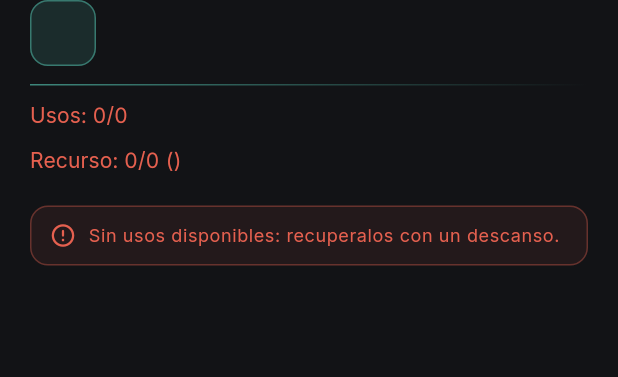
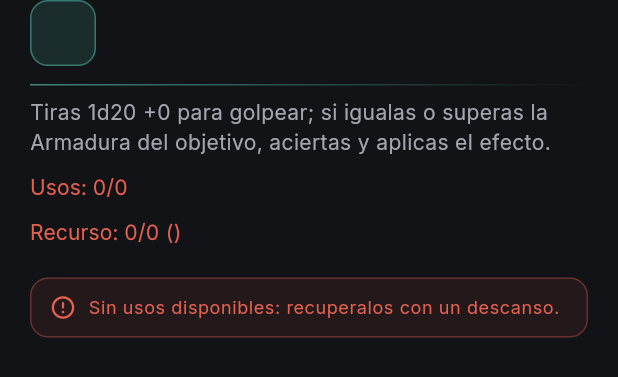
Before and after one commit to TheIronfoxX/EasyDnD, a Flutter app: the ResolutionSheet widget shown alone on an empty page, opened directly with empty values, on a phone screen of 412 x 824 dp. Shown: the top 377 px of the screen. Run offline on Flutter 3.47's test engine with Material 3 defaults, Android fonts, the phone set to English and light mode, and no system bars; our stand-ins replace file_picker, image_picker, shared_preferences; accounts and stored records are empty.

Commit message:
feat(hud): beginner-friendly roll breakdown in resolution sheet
La hoja de tirada abre con una frase en español llano (qué se tira, contra
qué y qué sigue). Tests de la explicación; CLAUDE.md al día con el HUD.

Co-Authored-By: Claude Sonnet 5.5 <noreply@anthropic.com>

```diff
--- a/lib/features/hud/hud_resolution_sheet.dart
+++ b/lib/features/hud/hud_resolution_sheet.dart
@@ -551,6 +551,7 @@ class _ResolutionSheetState extends State<ResolutionSheet> {
       crossAxisAlignment: CrossAxisAlignment.stretch,
       children: [
         _SheetHeader(action: action, tone: _tone),
+        _RollExplanation(action: action),
         if (action.isSavingThrow) ...[
           const SizedBox(height: AppSpacing.lg),
           _Banner(
@@ -836,6 +837,7 @@ class _ResolutionSheetState extends State<ResolutionSheet> {
       crossAxisAlignment: CrossAxisAlignment.stretch,
       children: [
         _SheetHeader(action: _action, tone: _tone),
+        _RollExplanation(action: _action),
         if (_action.usesSpellSlot) ...[
           const SizedBox(height: 2),
           Text(
@@ -976,6 +978,7 @@ class _ResolutionSheetState extends State<ResolutionSheet> {
       crossAxisAlignment: CrossAxisAlignment.stretch,
       children: [
         _SheetHeader(action: _action, tone: _tone),
+        _RollExplanation(action: _action),
         const SizedBox(height: AppSpacing.lg),
         _sectionLabel('Daño / efecto'),
         const SizedBox(height: AppSpacing.sm),
@@ -1057,6 +1060,7 @@ class _ResolutionSheetState extends State<ResolutionSheet> {
       crossAxisAlignment: CrossAxisAlignment.stretch,
       children: [
         _SheetHeader(action: _action, tone: _tone),
+        _RollExplanation(action: _action),
         const SizedBox(height: AppSpacing.lg),
         _sectionLabel('Curación'),
         const SizedBox(height: AppSpacing.sm),
@@ -1282,6 +1286,54 @@ class _DiceBreakdown extends StatelessWidget {
       ),
       key: const ValueKey('dice_breakdown'),
       textAlign: TextAlign.center,
+    );
+  }
+}
+
+/// Frase en español llano de lo que va a pasar (o acaba de pasar) con
+/// esta acción: qué se tira, contra qué y qué viene después.
+String explainRoll(RollAction a) {
+  String signed(int v) => v >= 0 ? '+$v' : '$v';
+  final dmg = a.hasDamage ? a.damageDice!.trim() : null;
+  final type = (a.damageType ?? '').trim();
+  final dmgText = dmg == null ? null : (type.isEmpty ? dmg : '$dmg de $type');
+  if (a.isSavingThrow) {
+    final dc = a.saveDc == null ? 'tu CD' : 'tu CD (${a.saveDc})';
+    return 'El objetivo tira una salvación contra $dc; si la falla, '
+        '${dmgText == null ? 'sufre el efecto' : 'tiras $dmgText de daño'}.';
+  }
+  if (a.isPlainUse) {
+    if (a.hasHeal) {
+      return 'Sin tirada de ataque: tiras ${a.healDice!.trim()} para curar.';
+    }
+    if (dmgText != null) return 'Sin tirada de ataque: tiras $dmgText de daño.';
+    return 'Sin tirada: se aplica el efecto directamente.';
+  }
+  final hit =
+      'Tiras 1d20 ${signed(a.modifier)} para golpear; si igualas o '
+      'superas la Armadura del objetivo, ';
+  return dmgText == null
+      ? '${hit}aciertas y aplicas el efecto.'
+      : '${hit}tiras $dmgText de daño.';
+}
+
+class _RollExplanation extends StatelessWidget {
+  const _RollExplanation({required this.action});
+
+  final RollAction action;
+
+  @override
+  Widget build(BuildContext context) {
+    final theme = Theme.of(context);
+    return Padding(
+      padding: const EdgeInsets.only(top: AppSpacing.sm),
+      child: Text(
+        explainRoll(action),
+        key: const ValueKey('roll-explanation'),
+        style: theme.textTheme.bodyMedium?.copyWith(
+          color: theme.colorScheme.onSurfaceVariant,
+        ),
+      ),
     );
   }
 }
```
Also changed, not shown: 2 other files.
